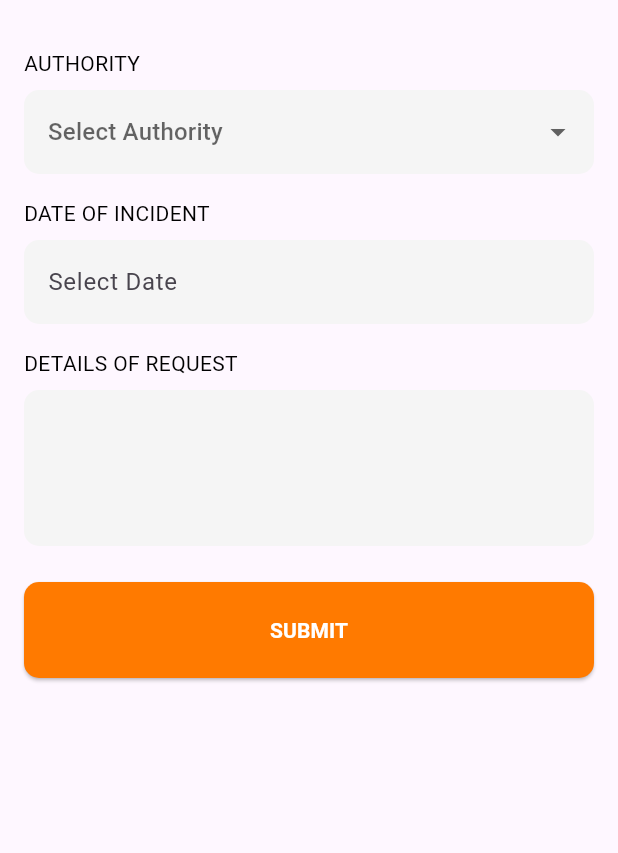
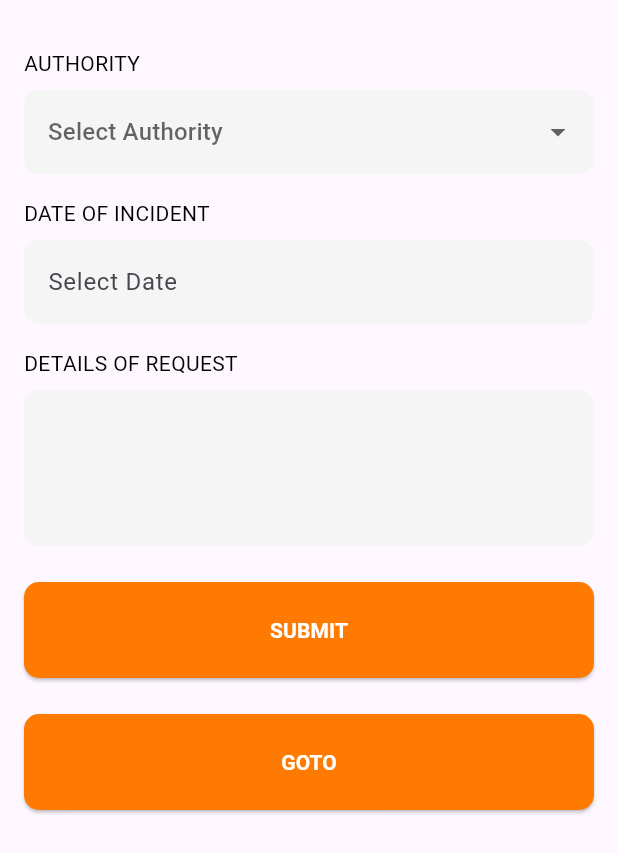
Before and after one commit to dms2004/safeWatch, a Flutter app: the Authority screen opened directly, on a phone screen of 412 x 824 dp. Shown: the top 853 px of the screen. Run offline on Flutter 3.47's test engine with Material 3 defaults, Android fonts, the phone set to English and light mode, and no system bars; our stand-ins replace sqflite; accounts and stored records are empty.

Commit message:
Authority_Request_List_Created

```diff
--- a/lib/Screens/SignUpScreen.dart
+++ b/lib/Screens/SignUpScreen.dart
@@ -79,6 +79,7 @@ class _MyWidgetState extends State<Signupscreen> {
 
     // Insert into the SQLite database
     await SignupDatabaseHelper.instance.insertSignup(signupData);
+
 
     // Show success message
     ScaffoldMessenger.of(context).showSnackBar(
--- a/lib/Screens/SubScreens/SubScreensRequest/Authority.dart
+++ b/lib/Screens/SubScreens/SubScreensRequest/Authority.dart
@@ -1,6 +1,7 @@
 import 'package:flutter/material.dart';
 import 'AuthorityRequestDatabase.dart'; // Import the SQLite helper class
 import 'package:intl/intl.dart'; // Import for date formatting
+import 'AuthorityRequestList.dart';
 
 class Authority extends StatefulWidget {
   const Authority({super.key});
@@ -48,7 +49,6 @@ class _MyAuthorityState extends State<Authority> {
 
     // Insert into the SQLite database
     await DatabaseHelper.instance.insertRequest(requestData);
-
     // Show success message
     ScaffoldMessenger.of(context).showSnackBar(
       const SnackBar(content: Text('Request Submitted Successfully')),
@@ -61,6 +61,7 @@ class _MyAuthorityState extends State<Authority> {
     _incidentDateController.clear();
     _detailsController.clear();
     await DatabaseHelper.instance.printAllRequests();
+    DatabaseHelper.instance.printDatabasePath();
   }
 
   Future<void> _selectDate(BuildContext context) async {
@@ -107,6 +108,24 @@ class _MyAuthorityState extends State<Authority> {
                   ),
                 ),
                 child: const Text('SUBMIT', style: TextStyle(color: Colors.white, fontWeight: FontWeight.bold, fontSize: 14)),
+              ),
+              const SizedBox(height: 24),
+              ElevatedButton(
+                onPressed: (){
+                  Navigator.push(
+                    context,
+                    MaterialPageRoute(builder: (context) => const AuthorityRequestsScreen()),
+                  );
+
+                },
+                style: ElevatedButton.styleFrom(
+                  backgroundColor: const Color(0xFFFF7A00), // Submit button color
+                  minimumSize: const Size(double.infinity, 64), // Button size
+                  shape: RoundedRectangleBorder(
+                    borderRadius: BorderRadius.circular(10),
+                  ),
+                ),
+                child: const Text('GOTO', style: TextStyle(color: Colors.white, fontWeight: FontWeight.bold, fontSize: 14)),
               ),
             ],
           ),
```
Also changed, not shown: lib/Screens/SubScreens/SubScreensRequest/AuthorityRequestDatabase.dart (+9 -0 lines), lib/Screens/SubScreens/SubScreensRequest/AuthorityRequestList.dart (added, +56 -0 lines).
